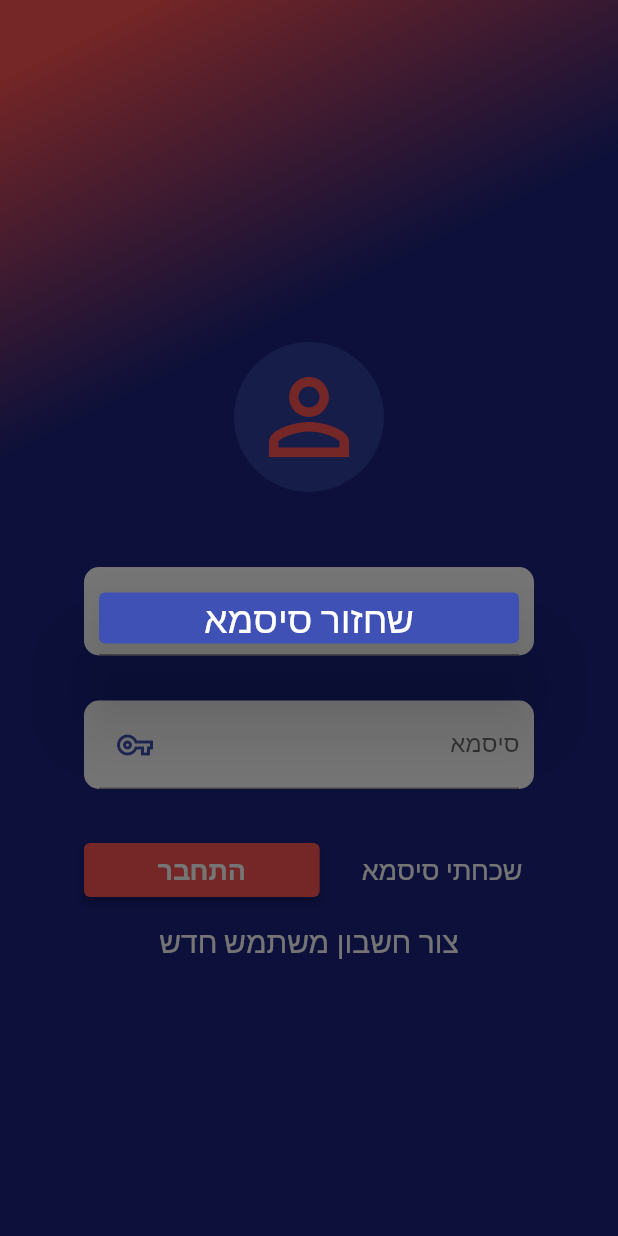
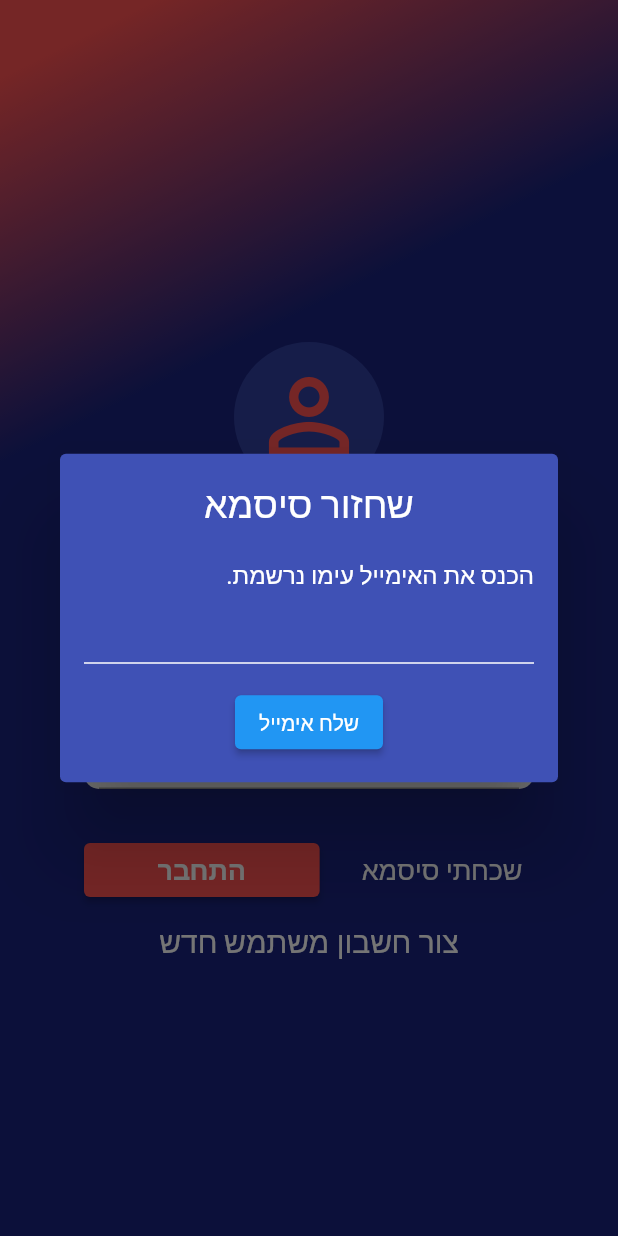
Before and after one commit to elia-dot/grocery-list, a Flutter app: the screen it shows after launch, after a tap on "שכחתי סיסמא", on a phone screen of 412 x 824 dp. Run offline on Flutter 3.47's test engine with Material 2 defaults, Android fonts, the phone set to English and light mode, and no system bars; our stand-ins replace badges, device_preview, firebase_auth, firebase_core, firebase_database; missing offline and left inert: avatars; accounts and stored records are empty.

```diff
--- a/lib/main.dart
+++ b/lib/main.dart
@@ -7,6 +7,7 @@ import 'package:firebase_auth/firebase_auth.dart';
 import '/providers/lists.dart';
 import '/providers/auth.dart';
 import '/screens/signup_screen.dart';
+import '/screens/lists.dart';
 import '/screens/login_screen.dart';
 import '/screens/home_screen.dart';
 import 'firebase_options.dart';
@@ -85,6 +86,10 @@ class MyApp extends StatelessWidget {
                     textDirection: TextDirection.rtl,
                     child: LoginScreen(),
                   ),
+              HomeScreen.routeName: (ctx) => const Directionality(
+                    textDirection: TextDirection.rtl,
+                    child: HomeScreen(),
+                  ),
             },
           ),
         ),
--- a/lib/providers/lists.dart
+++ b/lib/providers/lists.dart
@@ -11,7 +11,7 @@ import '/providers/list.dart';
 class Lists with ChangeNotifier {
   List<ShopingList> _lists = [];
   List _listUsers = [];
-  bool isFetchingLists = false;
+  bool isFetchingLists = true;
 
   FirebaseDatabase database = FirebaseDatabase.instance;
   FirebaseAuth auth = FirebaseAuth.instance;
@@ -23,6 +23,7 @@ class Lists with ChangeNotifier {
   //update list's list
   void updateLists(data) {
     _lists = data;
+    isFetchingLists = false;
     notifyListeners();
   }
 
@@ -111,7 +112,6 @@ class Lists with ChangeNotifier {
 
   //create new list
   Future<void> createList(Map data) async {
-    // data['participants'] = _listUsers;
     DatabaseReference ref = FirebaseDatabase.instance.ref("lists");
     await ref.push().set(data);
   }
--- a/lib/screens/home_screen.dart
+++ b/lib/screens/home_screen.dart
@@ -6,6 +6,7 @@ import 'package:grocery_list/screens/profile.dart';
 import 'package:provider/provider.dart';
 
 class HomeScreen extends StatefulWidget {
+  static const routeName = '/home';
   const HomeScreen({Key? key}) : super(key: key);
 
   @override
--- a/lib/screens/login_screen.dart
+++ b/lib/screens/login_screen.dart
@@ -80,6 +80,9 @@ class _LoginScreenState extends State<LoginScreen> {
     try {
       await Provider.of<Auth>(context, listen: false)
           .login(formData['email']!, formData['password']!);
+      setState(() {
+        _isLoading = false;
+      });
     } on FBExeption catch (msg) {
       if (msg.toString() == 'משתמש לא נמצא') {
         setState(() {
@@ -91,6 +94,9 @@ class _LoginScreenState extends State<LoginScreen> {
           passwordError = msg.toString();
         });
       }
+      setState(() {
+        _isLoading = false;
+      });
     } catch (e) {
       print(e);
     }
--- a/lib/screens/signup_screen.dart
+++ b/lib/screens/signup_screen.dart
@@ -1,6 +1,7 @@
 import 'package:flutter/material.dart';
 import 'package:grocery_list/models/fb_exeption.dart';
 import 'package:grocery_list/providers/auth.dart';
+import 'package:grocery_list/screens/home_screen.dart';
 import 'package:provider/provider.dart';
 
 import '/screens/login_screen.dart';
@@ -117,6 +118,7 @@ class _SignupScreenState extends State<SignupScreen> {
     try {
       await Provider.of<Auth>(context, listen: false).signup(formData['name']!,
           formData['email']!, formData['password']!, formData['phone']!);
+      Navigator.pushReplacementNamed(context, HomeScreen.routeName);
     } on FBExeption catch (msg) {
       setState(() {
         emailError = msg.toString();
--- a/lib/widget/reset_password.dart
+++ b/lib/widget/reset_password.dart
@@ -1,6 +1,9 @@
 import 'package:flutter/material.dart';
+import 'package:grocery_list/models/fb_exeption.dart';
+import 'package:grocery_list/providers/auth.dart';
+import 'package:provider/provider.dart';
 
-enum Step { email, password }
+enum Step { email, sent }
 
 class ResetPassword extends StatefulWidget {
   const ResetPassword({Key? key}) : super(key: key);
@@ -10,23 +13,124 @@ class ResetPassword extends StatefulWidget {
 }
 
 class _ResetPasswordState extends State<ResetPassword> {
+  String email = '';
+  String emailError = '';
+  Step step = Step.email;
+  var isLoading = false;
+
+  Future<void> sendEmail(String email) async {
+    setState(() {
+      isLoading = true;
+    });
+    try {
+      await Provider.of<Auth>(context, listen: false).resetPassword(email);
+      setState(() {
+        isLoading = false;
+        step = Step.sent;
+      });
+    } on FBExeption catch (msg) {
+      setState(() {
+        isLoading = false;
+        emailError = msg.toString();
+      });
+    }
+  }
+
   @override
   Widget build(BuildContext context) {
     return StatefulBuilder(
       builder: (context, _setState) {
-        Step step = Step.email;
         return Dialog(
           backgroundColor: Theme.of(context).primaryColor,
+          child: Directionality(
+            textDirection: TextDirection.rtl,
+            child: Padding(
+              padding: const EdgeInsets.all(16.0),
               child: Column(
                 mainAxisSize: MainAxisSize.min,
-            children: const [
-              Text(
+                children: [
+                  const Text(
                     'שחזור סיסמא',
                     style: TextStyle(
                       fontSize: 25,
                     ),
                   ),
+                  if (step == Step.email)
+                    const SizedBox(
+                      height: 20,
+                    ),
+                  if (step == Step.email)
+                    const Align(
+                      alignment: AlignmentDirectional.centerStart,
+                      child: Text(
+                        'הכנס את האימייל עימו נרשמת.',
+                        style: TextStyle(
+                          fontSize: 16,
+                        ),
+                      ),
+                    ),
+                  if (step == Step.email)
+                    TextFormField(
+                      style: const TextStyle(color: Colors.white),
+                      decoration: InputDecoration(
+                        errorStyle: const TextStyle(color: Colors.red),
+                        errorText: emailError == '' ? null : emailError,
+                        focusedBorder: const UnderlineInputBorder(
+                          borderSide: BorderSide(color: Colors.white),
+                        ),
+                        enabledBorder: const UnderlineInputBorder(
+                          borderSide: BorderSide(color: Colors.white),
+                        ),
+                        errorBorder: const UnderlineInputBorder(
+                          borderSide: BorderSide(color: Colors.red),
+                        ),
+                      ),
+                      onChanged: (value) {
+                        setState(() {
+                          emailError = '';
+                          email = value;
+                        });
+                      },
+                    ),
+                  const SizedBox(
+                    height: 15,
+                  ),
+                  if (step == Step.email)
+                    ElevatedButton(
+                      onPressed: email == ''
+                          ? () {}
+                          : () {
+                              sendEmail(email);
+                            },
+                      child: Row(
+                        mainAxisSize: MainAxisSize.min,
+                        children: [
+                          const Text('שלח אימייל'),
+                          if (isLoading)
+                            const SizedBox(
+                              width: 10,
+                            ),
+                          if (isLoading)
+                            const SizedBox(
+                              width: 20,
+                              height: 20,
+                              child: CircularProgressIndicator(),
+                            )
                         ],
+                      ),
+                    ),
+                  if (step == Step.sent)
+                    const Text(
+                      'אימייל נשלח בהצלחה. עקוב אחר ההוראות לאיפוס הסיסמה',
+                      textAlign: TextAlign.center,
+                      style: TextStyle(
+                        color: Colors.greenAccent,
+                        fontSize: 18,
+                      ),
+                    ),
+                ],
+              ),
+            ),
           ),
         );
       },
```
Also changed, not shown: lib/providers/auth.dart (+16 -0 lines), lib/screens/lists.dart (+18 -3 lines). Lines whose indentation alone changed are shown as unchanged.
